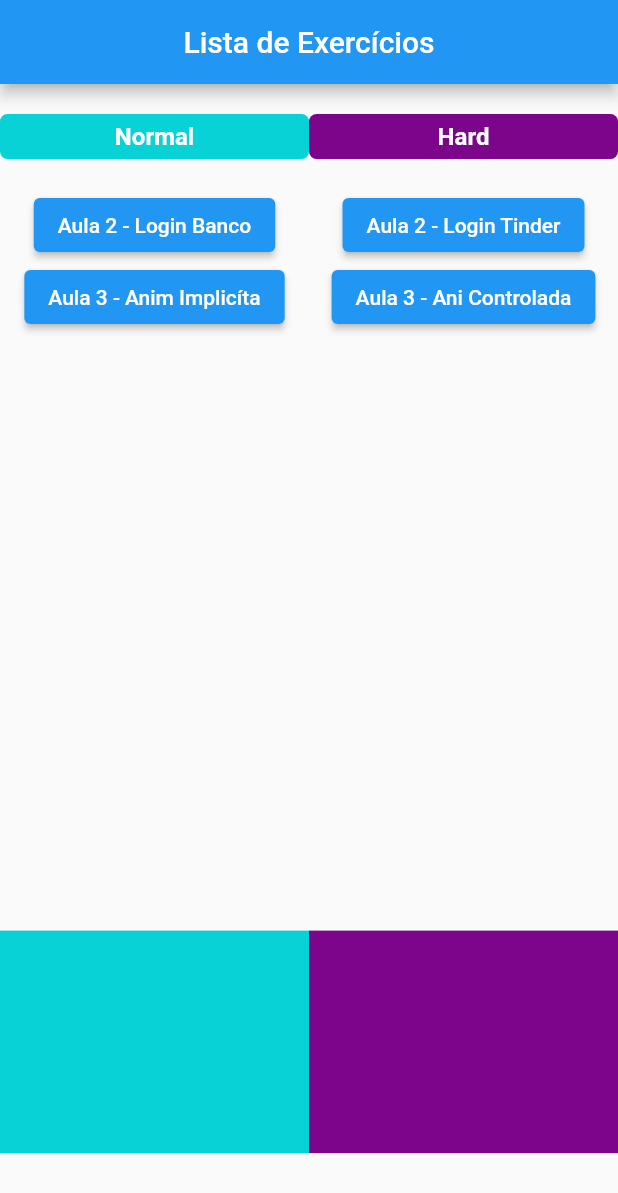
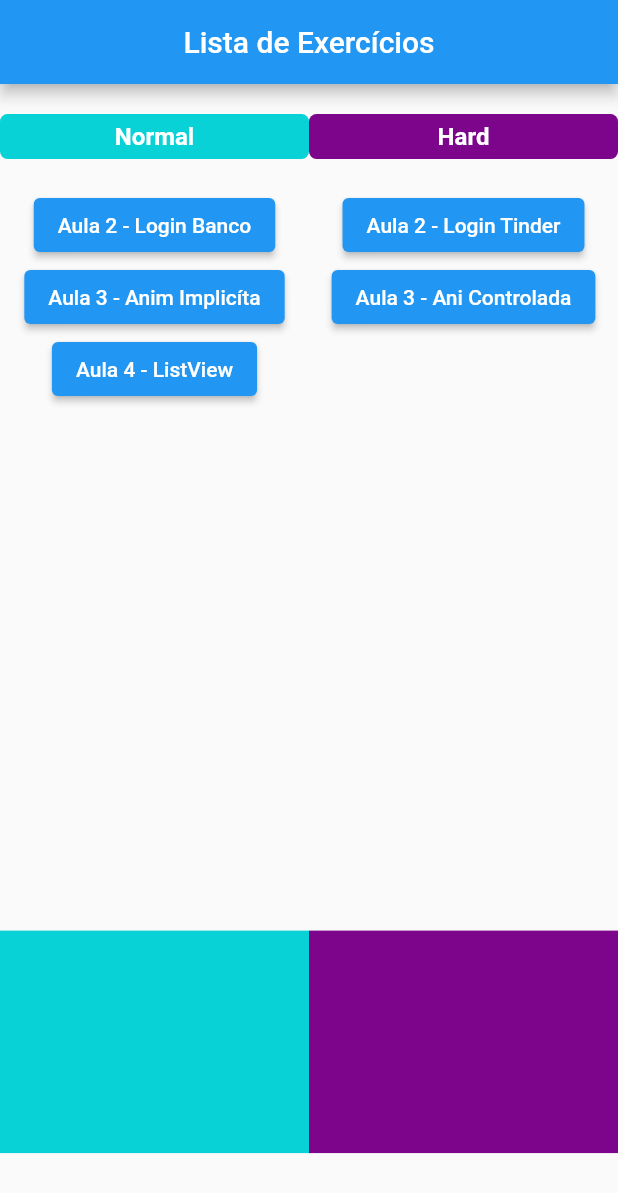
Before and after one commit to natanvalimcardoso/masterclass, a Flutter app: the screen it shows after launch, on a phone screen of 412 x 824 dp. Shown: the top 1193 px of the screen. Run offline on Flutter 3.47's test engine with Material 2 defaults, Android fonts, the phone set to English and light mode, and no system bars.

Commit message:
listview

```diff
--- a/lib/home_page.dart
+++ b/lib/home_page.dart
@@ -49,6 +49,11 @@ class HomePage extends StatelessWidget {
                       color: Colors.blue,
                       route: '/animacacaoImplicita',
                     ),
+                    Button(
+                      text: 'Aula 4 - ListView',
+                      color: Colors.blue,
+                      route: '/scrollCorrect',
+                    ),
 
                   ],
                 )),
@@ -60,6 +65,8 @@ class HomePage extends StatelessWidget {
               )
             ],
           ),
+
+          /////////////////////////// HARD
           Column(
             children: [
               Container(
--- a/lib/myapp.dart
+++ b/lib/myapp.dart
@@ -5,6 +5,7 @@ import 'package:masterclass/home_page.dart';
 
 import 'aula-2-espaços/login_bank.dart';
 import 'aula-2-espaços/login_tinder.dart';
+import 'aula-4-miscelanea/scrollCorrect.dart';
 
 class MyApp extends StatelessWidget {
   const MyApp({Key? key}) : super(key: key);
@@ -19,6 +20,7 @@ class MyApp extends StatelessWidget {
         '/loginTinder': (context) => LoginTinder(),
         '/loginBank': (context) => LoginBank(),
         '/animacaoImplicita': (context) => AnimacaoExplicita(),
+        '/scrollCorrect': (context) => ScrollCorrect(),
       },
       debugShowCheckedModeBanner: false,
     );
```
Also changed, not shown: lib/aula-4-miscelanea/scrollCorrect.dart (added, +30 -0 lines).
